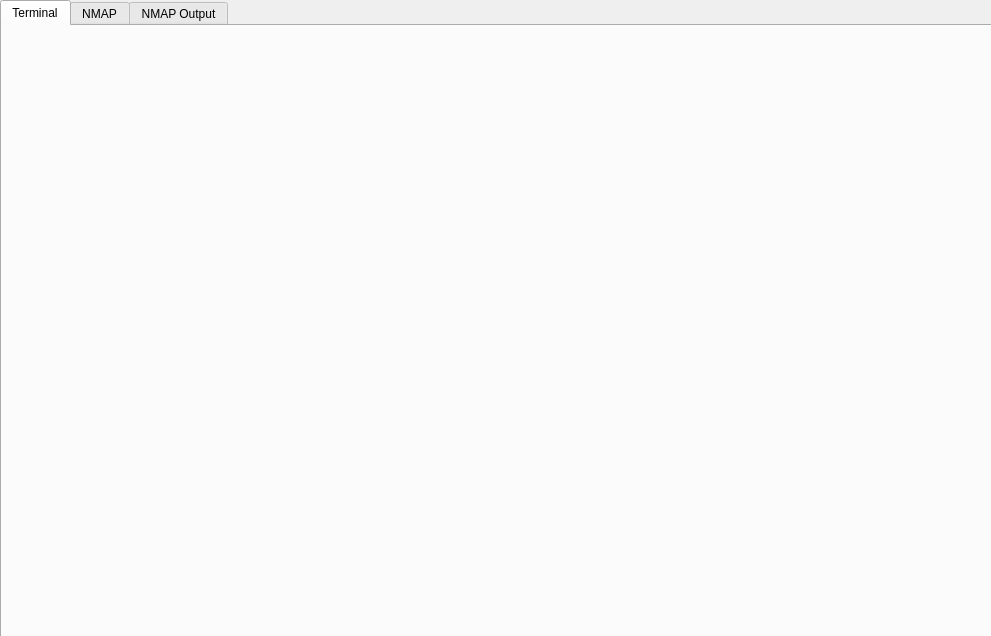
This is untitled.ui in aaroncf2008/unigui as Qt 5 draws it before an edit. The edited form follows.
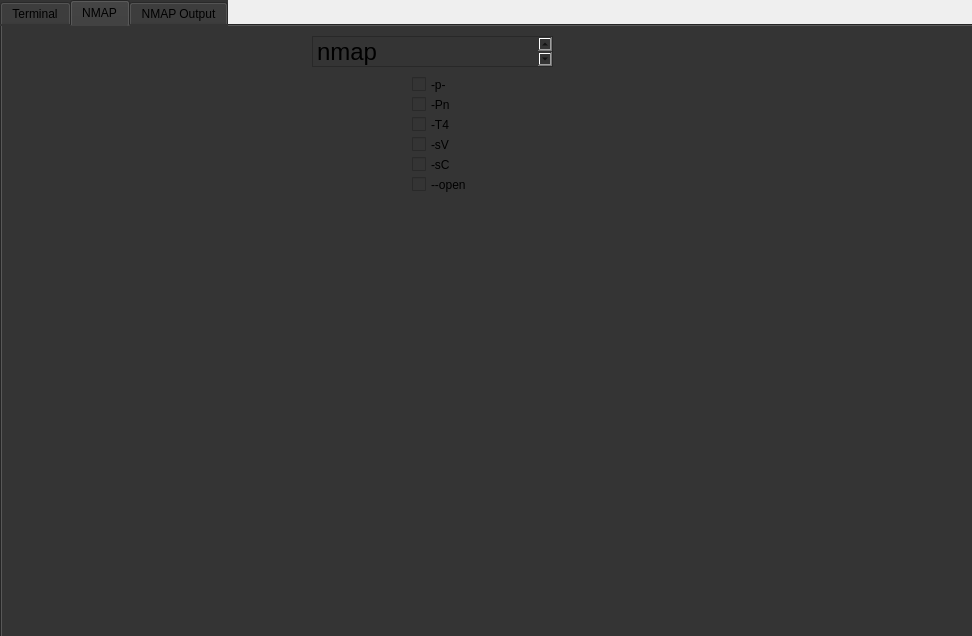
This is the edited form. The open tabs and pages were chosen to show the change.

```diff
--- a/untitled.ui
+++ b/untitled.ui
@@ -6,7 +6,7 @@
    <rect>
     <x>0</x>
     <y>0</y>
-    <width>991</width>
+    <width>972</width>
     <height>636</height>
    </rect>
   </property>
@@ -23,20 +23,154 @@
     </rect>
    </property>
    <property name="cursor">
-    <cursorShape>CrossCursor</cursorShape>
+    <cursorShape>ArrowCursor</cursorShape>
+   </property>
+   <property name="mouseTracking">
+    <bool>false</bool>
+   </property>
+   <property name="styleSheet">
+    <string notr="true">background-color: rgb(52, 52, 52);</string>
    </property>
    <property name="currentIndex">
     <number>2</number>
    </property>
-   <widget class="QWidget" name="tab">
-    <attribute name="title">
-     <string>Terminal</string>
-    </attribute>
-   </widget>
    <widget class="QWidget" name="tab_2">
     <attribute name="title">
+     <string>Terminal</string>
+    </attribute>
+    <widget class="QTextBrowser" name="textBrowser_2">
+     <property name="geometry">
+      <rect>
+       <x>110</x>
+       <y>10</y>
+       <width>751</width>
+       <height>341</height>
+      </rect>
+     </property>
+     <property name="styleSheet">
+      <string notr="true">background-color: rgb(255, 255, 255);</string>
+     </property>
+     <property name="html">
+      <string>&lt;!DOCTYPE HTML PUBLIC &quot;-//W3C//DTD HTML 4.0//EN&quot; &quot;http://www.w3.org/TR/REC-html40/strict.dtd&quot;&gt;
+&lt;html&gt;&lt;head&gt;&lt;meta name=&quot;qrichtext&quot; content=&quot;1&quot; /&gt;&lt;style type=&quot;text/css&quot;&gt;
+p, li { white-space: pre-wrap; }
+&lt;/style&gt;&lt;/head&gt;&lt;body style=&quot; font-family:'MS Shell Dlg 2'; font-size:8.25pt; font-weight:400; font-style:normal;&quot;&gt;
+&lt;p style=&quot;-qt-paragraph-type:empty; margin-top:0px; margin-bottom:0px; margin-left:0px; margin-right:0px; -qt-block-indent:0; text-indent:0px;&quot;&gt;&lt;br /&gt;&lt;/p&gt;&lt;/body&gt;&lt;/html&gt;</string>
+     </property>
+    </widget>
+    <widget class="QPlainTextEdit" name="plainTextEdit">
+     <property name="geometry">
+      <rect>
+       <x>0</x>
+       <y>580</y>
+       <width>971</width>
+       <height>31</height>
+      </rect>
+     </property>
+     <property name="styleSheet">
+      <string notr="true">background-color: rgb(255, 255, 255);</string>
+     </property>
+    </widget>
+   </widget>
+   <widget class="QWidget" name="tab">
+    <attribute name="title">
      <string>NMAP</string>
     </attribute>
+    <widget class="QCheckBox" name="checkBox">
+     <property name="geometry">
+      <rect>
+       <x>410</x>
+       <y>50</y>
+       <width>70</width>
+       <height>17</height>
+      </rect>
+     </property>
+     <property name="text">
+      <string>-p-</string>
+     </property>
+    </widget>
+    <widget class="QCheckBox" name="checkBox_2">
+     <property name="geometry">
+      <rect>
+       <x>410</x>
+       <y>70</y>
+       <width>70</width>
+       <height>17</height>
+      </rect>
+     </property>
+     <property name="text">
+      <string>-Pn</string>
+     </property>
+    </widget>
+    <widget class="QCheckBox" name="checkBox_3">
+     <property name="geometry">
+      <rect>
+       <x>410</x>
+       <y>90</y>
+       <width>70</width>
+       <height>17</height>
+      </rect>
+     </property>
+     <property name="text">
+      <string>-T4</string>
+     </property>
+    </widget>
+    <widget class="QCheckBox" name="checkBox_4">
+     <property name="geometry">
+      <rect>
+       <x>410</x>
+       <y>110</y>
+       <width>70</width>
+       <height>17</height>
+      </rect>
+     </property>
+     <property name="text">
+      <string>-sV</string>
+     </property>
+    </widget>
+    <widget class="QCheckBox" name="checkBox_5">
+     <property name="geometry">
+      <rect>
+       <x>410</x>
+       <y>130</y>
+       <width>70</width>
+       <height>17</height>
+      </rect>
+     </property>
+     <property name="text">
+      <string>-sC</string>
+     </property>
+    </widget>
+    <widget class="QCheckBox" name="checkBox_6">
+     <property name="geometry">
+      <rect>
+       <x>410</x>
+       <y>150</y>
+       <width>70</width>
+       <height>17</height>
+      </rect>
+     </property>
+     <property name="text">
+      <string>--open</string>
+     </property>
+    </widget>
+    <widget class="QTextBrowser" name="textBrowser">
+     <property name="geometry">
+      <rect>
+       <x>310</x>
+       <y>10</y>
+       <width>241</width>
+       <height>31</height>
+      </rect>
+     </property>
+     <property name="html">
+      <string>&lt;!DOCTYPE HTML PUBLIC &quot;-//W3C//DTD HTML 4.0//EN&quot; &quot;http://www.w3.org/TR/REC-html40/strict.dtd&quot;&gt;
+&lt;html&gt;&lt;head&gt;&lt;meta name=&quot;qrichtext&quot; content=&quot;1&quot; /&gt;&lt;style type=&quot;text/css&quot;&gt;
+p, li { white-space: pre-wrap; }
+&lt;/style&gt;&lt;/head&gt;&lt;body style=&quot; font-family:'MS Shell Dlg 2'; font-size:8.25pt; font-weight:400; font-style:normal;&quot;&gt;
+&lt;p style=&quot; margin-top:0px; margin-bottom:0px; margin-left:0px; margin-right:0px; -qt-block-indent:0; text-indent:0px;&quot;&gt;&lt;span style=&quot; font-size:18pt;&quot;&gt;nmap&lt;/span&gt;&lt;/p&gt;&lt;/body&gt;&lt;/html&gt;</string>
+     </property>
+    </widget>
    </widget>
    <widget class="QWidget" name="tab_3">
     <property name="cursor">
```
Left out of the diff: 26 changed lines with no effect on the pictures.
